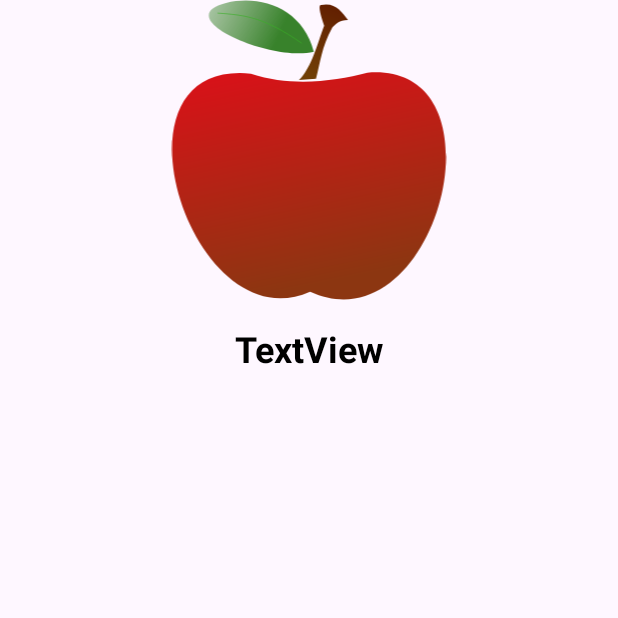
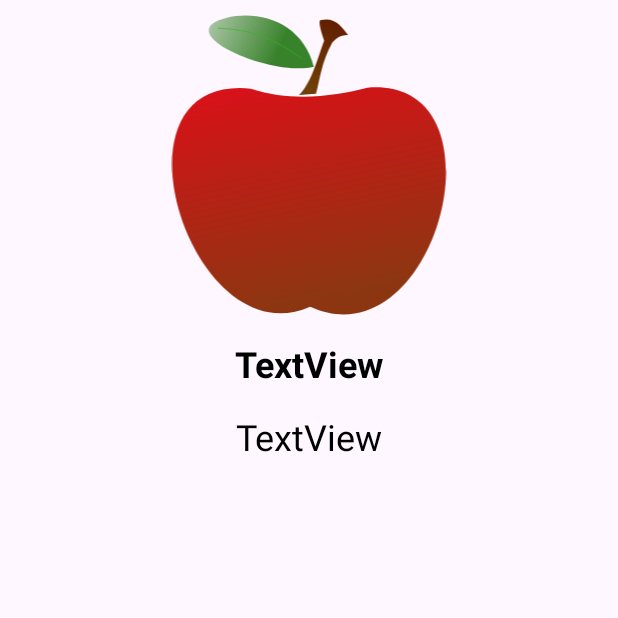
Before and after one commit to KovacevicAleksa/AndroidKotlinHealthyFood, an Android app: the DetailedActivity screen opened directly, with no data from a screen before it, on a phone screen of 412 x 824 dp, the top half of it. Run offline under Robolectric (Android 15) with nearby library versions, the phone set to English and light mode, and no system bars.

```diff
--- a/app/build.gradle.kts
+++ b/app/build.gradle.kts
@@ -42,7 +42,12 @@ dependencies {
     implementation("com.google.android.material:material:1.10.0")
     implementation("androidx.constraintlayout:constraintlayout:2.1.4")
     implementation ("androidx.activity:activity:1.3.1")
+    implementation ("com.github.kittinunf.fuel:fuel:2.3.1")
+    implementation("org.jetbrains.kotlinx:kotlinx-serialization-json:1.3.1")
     testImplementation("junit:junit:4.13.2")
     androidTestImplementation("androidx.test.ext:junit:1.1.5")
     androidTestImplementation("androidx.test.espresso:espresso-core:3.5.1")
+    implementation ("com.google.code.gson:gson:2.8.8")
+
+
 }
--- a/app/src/main/AndroidManifest.xml
+++ b/app/src/main/AndroidManifest.xml
@@ -1,6 +1,8 @@
 <?xml version="1.0" encoding="utf-8"?>
 <manifest xmlns:android="http://schemas.android.com/apk/res/android"
     xmlns:tools="http://schemas.android.com/tools">
+
+    <uses-permission android:name="android.permission.INTERNET" />
 
     <application
         android:allowBackup="true"
--- a/app/src/main/java/com/example/myapplication/DetailedActivity.kt
+++ b/app/src/main/java/com/example/myapplication/DetailedActivity.kt
@@ -14,9 +14,11 @@ class DetailedActivity : AppCompatActivity() {
         val food = intent.getParcelableExtra<Food>("food")
         if (food != null ){
             val textView : TextView = findViewById(R.id.DetailedMain)
+            val textView1 : TextView = findViewById(R.id.DetailedTxt)
             val imageView : ImageView = findViewById(R.id.Detailedimg)
 
             textView.text = food.name
+            textView1.text = food.name
             imageView.setImageResource(food.image)
         }
     }
--- a/app/src/main/java/com/example/myapplication/Food.kt
+++ b/app/src/main/java/com/example/myapplication/Food.kt
@@ -2,6 +2,8 @@ package com.example.myapplication
 
 import android.os.Parcel
 import android.os.Parcelable
+import kotlinx.serialization.SerialName
+import kotlinx.serialization.Serializable
 
 data class Food(val image:Int , val name:String) : Parcelable {
     constructor(parcel: Parcel) : this(
--- a/app/src/main/res/layout/activity_detailed.xml
+++ b/app/src/main/res/layout/activity_detailed.xml
@@ -10,6 +10,7 @@
         android:id="@+id/Detailedimg"
         android:layout_width="wrap_content"
         android:layout_height="200dp"
+        android:layout_marginTop="10dp"
         app:layout_constraintEnd_toEndOf="parent"
         app:layout_constraintHorizontal_bias="0.5"
         app:layout_constraintStart_toStartOf="parent"
@@ -29,4 +30,16 @@
         app:layout_constraintHorizontal_bias="0.5"
         app:layout_constraintStart_toStartOf="parent"
         app:layout_constraintTop_toBottomOf="@+id/Detailedimg" />
+    <TextView
+        android:id="@+id/DetailedTxt"
+        android:layout_width="wrap_content"
+        android:layout_height="wrap_content"
+        android:text="TextView"
+        android:layout_marginTop="16dp"
+        android:textSize="24sp"
+        android:textColor="@color/black"
+        app:layout_constraintEnd_toEndOf="parent"
+        app:layout_constraintHorizontal_bias="0.5"
+        app:layout_constraintStart_toStartOf="parent"
+        app:layout_constraintTop_toBottomOf="@+id/DetailedMain" />
 </androidx.constraintlayout.widget.ConstraintLayout>
```
Also changed, not shown: app/src/main/java/com/example/myapplication/MainActivity.kt (+52 -0 lines).
